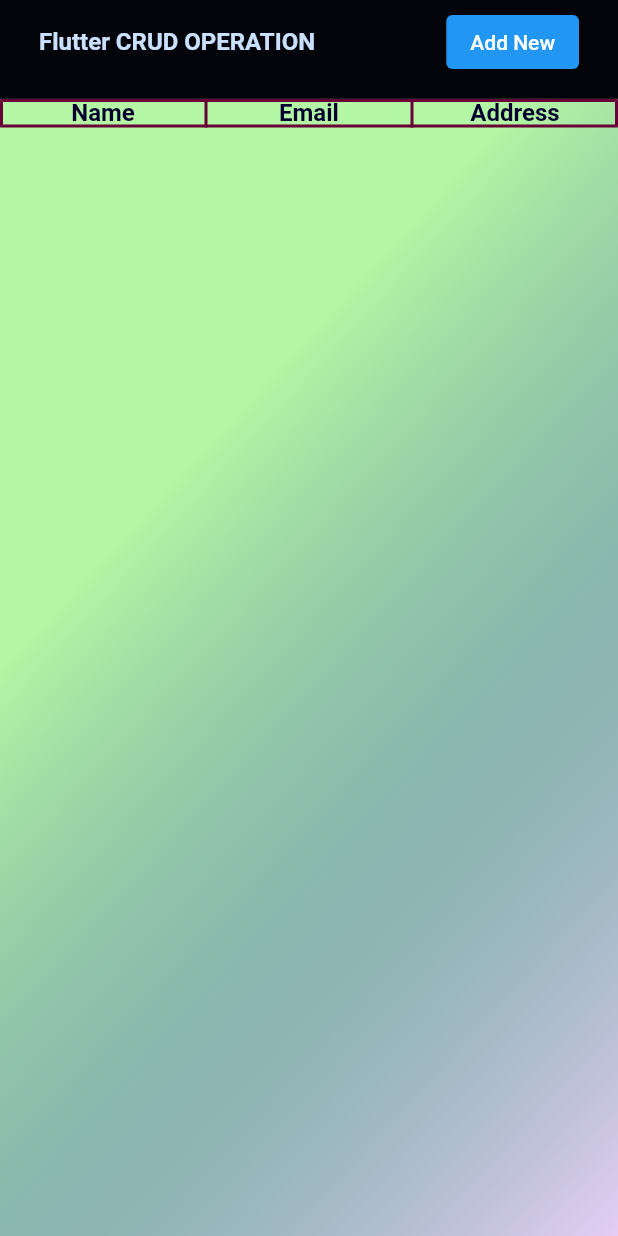
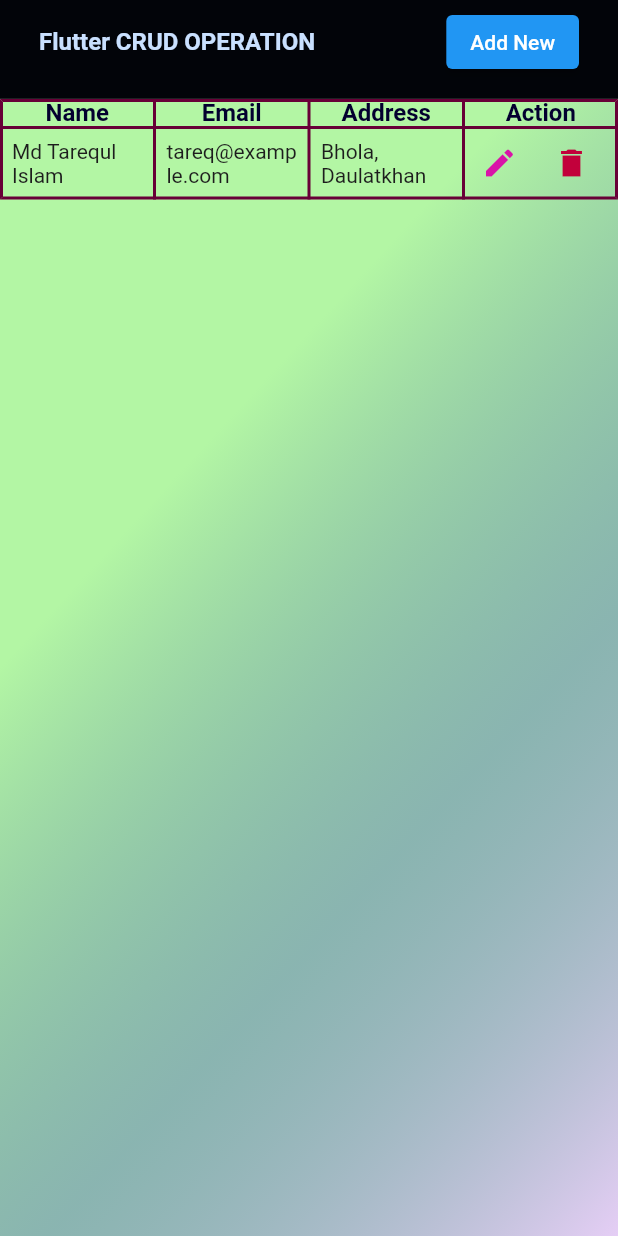
Before and after one commit to Tareq23/flutter-crud, a Flutter app: the screen it shows after launch, on a phone screen of 412 x 824 dp. Run offline on Flutter 3.47's test engine with Material 2 defaults, Android fonts, the phone set to English and light mode, and no system bars.

Commit message:
add person model

```diff
--- /dev/null
+++ b/lib/models/person_model.dart
@@ -0,0 +1,15 @@
+
+List<PersonModel> personList = [
+  PersonModel('IJK','ijk@example.com','Tangail'),
+  PersonModel('PQR','pqr@example.com','Tangail'),
+  PersonModel('XYZ','xyz@example.com','Tangail'),
+  PersonModel('ABC','abc@example.com','Tangail'),
+  PersonModel('EFG','efg@example.com','Tangail'),
+];
+
+class PersonModel
+{
+  String? name,email,address;
+  PersonModel(this.name,this.email,this.address);
+
+}
--- a/lib/pages/home_page.dart
+++ b/lib/pages/home_page.dart
@@ -7,6 +7,8 @@ class HomePage extends StatefulWidget {
 
   var tableHeadTextStyle = const TextStyle(fontSize: 16,fontWeight: FontWeight.w600,color: Color(
       0xFF03002F));
+  var tableBodyTextStyle = const TextStyle(fontSize: 14,fontWeight: FontWeight.w400,color: Color(
+      0xFF1D1D1D));
 
   @override
   _HomePageState createState() => _HomePageState();
@@ -49,6 +51,8 @@ class _HomePageState extends State<HomePage> {
             border: TableBorder.all(width: 2,color: const Color(0xFF680037)),
             defaultVerticalAlignment: TableCellVerticalAlignment.middle,
             children: [
+
+              /* Start Table Header */
               TableRow(
                 children: <TableCell>[
                   TableCell(
@@ -60,8 +64,49 @@ class _HomePageState extends State<HomePage> {
                   TableCell(
                     child: Center(child: Text('Address',style: widget.tableHeadTextStyle,)),
                   ),
+                  TableCell(
+                    child: Center(child: Text('Action',style: widget.tableHeadTextStyle,)),
+                  ),
                 ]
-              )
+              ),
+              /*End Table Start */
+
+
+
+              /* Start Table Body */
+              TableRow(
+                children: <TableCell>[
+                  TableCell(
+                    child: Center(child: Padding(
+                      padding: const EdgeInsets.all(8.0),
+                      child: Text('Md Tarequl Islam',style: widget.tableBodyTextStyle,),
+                    )),
+                  ),
+                  TableCell(
+                    child: Center(child: Padding(
+                      padding: const EdgeInsets.all(8.0),
+                      child: Text('tareq@example.com ',style: widget.tableBodyTextStyle,),
+                    )),
+                  ),
+                  TableCell(
+                    child: Padding(
+                      padding: const EdgeInsets.all(8.0),
+                      child: Center(child: Text('Bhola, Daulatkhan ',style: widget.tableBodyTextStyle,)),
+                    ),
+                  ),
+                  TableCell(
+                    child: Row(
+                      children: [
+                        IconButton(onPressed: (){}, icon: const Icon(Icons.edit,color: Color(
+                            0xFFD914A8),)),
+                        IconButton(onPressed: (){}, icon: const Icon(Icons.delete_sharp,color: Color(
+                            0xFFC2003B),))
+                      ],
+                    ),
+                  )
+                ]
+              ),
+
             ],
           ),
         ),
```
